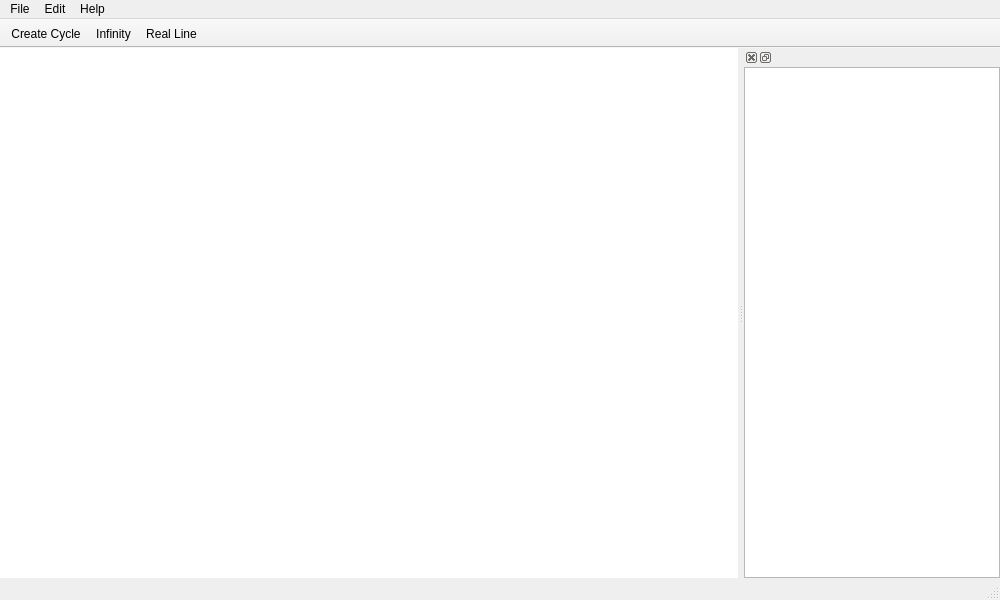
First picture: the form in forms/mainwindow.ui, repository lhutton1/moebinv-gui, before the edit.
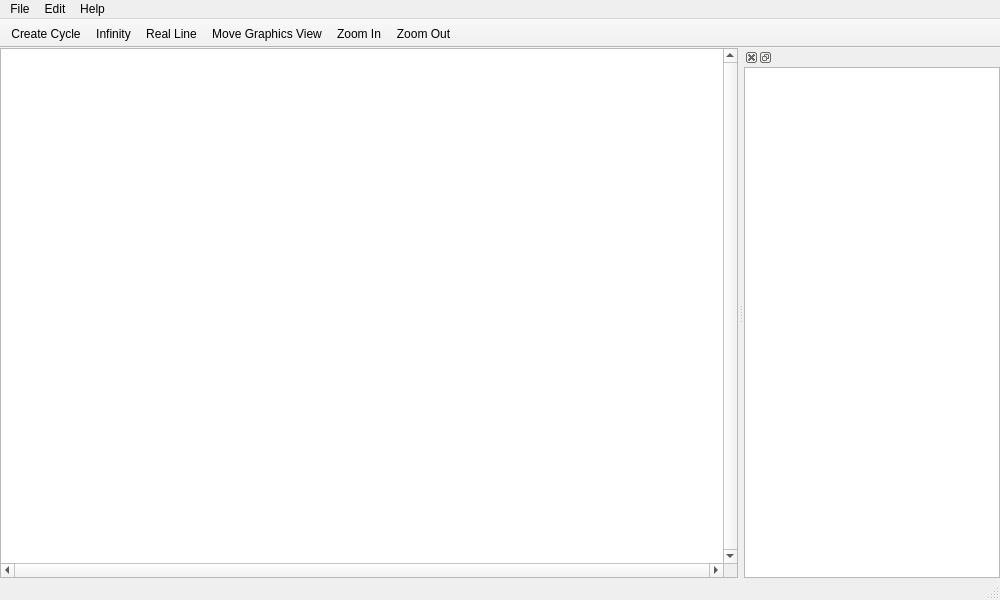
Second picture: the form after the edit.

Commit message: added scene class

The edit to the form file:
```diff
--- a/forms/mainwindow.ui
+++ b/forms/mainwindow.ui
@@ -14,6 +14,12 @@
    <string>MainWindow</string>
   </property>
   <widget class="QWidget" name="centralWidget">
+   <property name="sizePolicy">
+    <sizepolicy hsizetype="Preferred" vsizetype="Preferred">
+     <horstretch>0</horstretch>
+     <verstretch>0</verstretch>
+    </sizepolicy>
+   </property>
    <layout class="QHBoxLayout" name="horizontalLayout">
     <property name="leftMargin">
      <number>0</number>
@@ -28,12 +34,12 @@
      <number>0</number>
     </property>
     <item>
-     <widget class="QWidget" name="graphicView" native="true">
-      <property name="autoFillBackground">
-       <bool>false</bool>
+     <widget class="QGraphicsView" name="graphicsView">
+      <property name="verticalScrollBarPolicy">
+       <enum>Qt::ScrollBarAlwaysOn</enum>
       </property>
-      <property name="styleSheet">
-       <string notr="true">background: white</string>
+      <property name="horizontalScrollBarPolicy">
+       <enum>Qt::ScrollBarAlwaysOn</enum>
       </property>
      </widget>
     </item>
@@ -91,6 +97,9 @@
    <addaction name="actionCreate_Cycle"/>
    <addaction name="actionInfinity"/>
    <addaction name="actionReal_Line"/>
+   <addaction name="actionMove_Graphics_View"/>
+   <addaction name="actionZoom_In"/>
+   <addaction name="actionZoom_Out"/>
   </widget>
   <widget class="QStatusBar" name="statusBar"/>
   <widget class="QDockWidget" name="dockWidget">
@@ -210,6 +219,27 @@
     <string>Real Line</string>
    </property>
   </action>
+  <action name="actionMove_Graphics_View">
+   <property name="text">
+    <string>Move Graphics View</string>
+   </property>
+  </action>
+  <action name="actionZoom_In">
+   <property name="text">
+    <string>Zoom In</string>
+   </property>
+   <property name="toolTip">
+    <string>Zoom In</string>
+   </property>
+  </action>
+  <action name="actionZoom_Out">
+   <property name="text">
+    <string>Zoom Out</string>
+   </property>
+   <property name="toolTip">
+    <string>Zoom Out</string>
+   </property>
+  </action>
  </widget>
  <layoutdefault spacing="6" margin="11"/>
  <resources/>
```
The commit also changes 64 other files.
